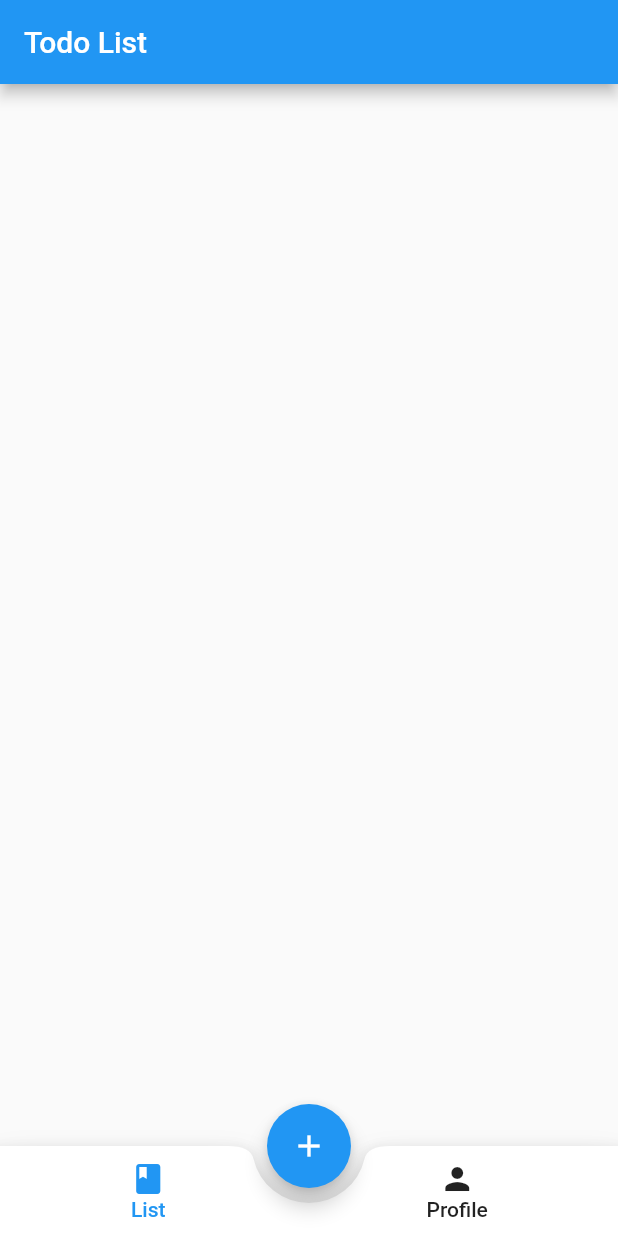
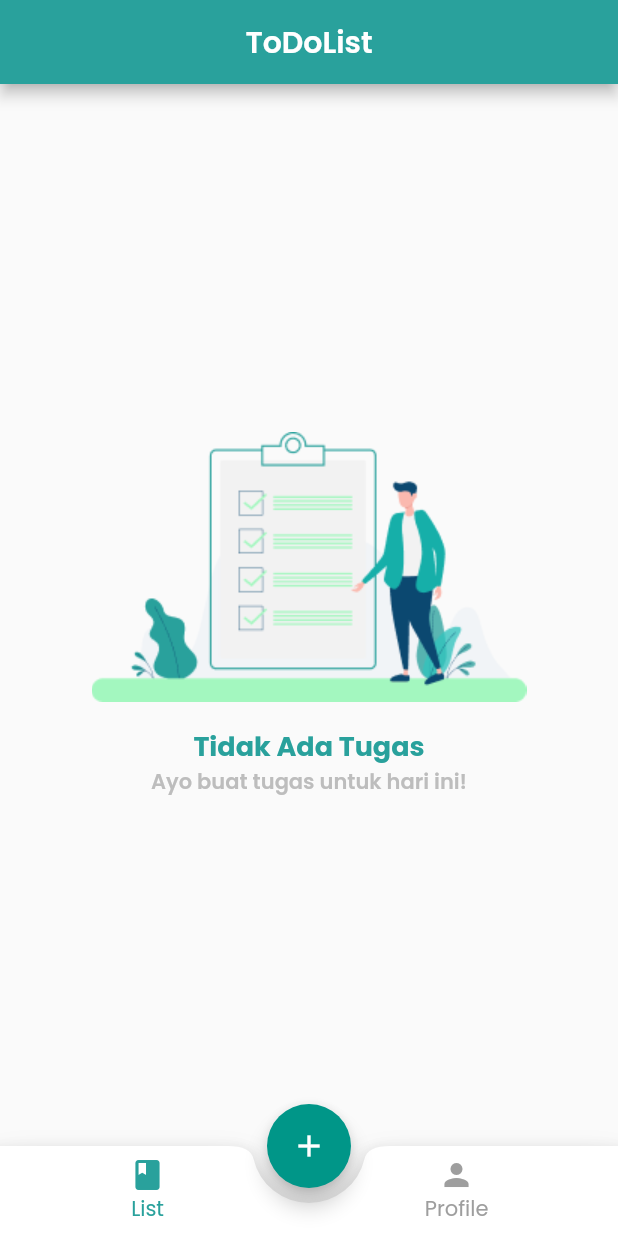
Before and after one commit to alvinindra/todolist_flutter, a Flutter app: the screen it shows after launch, on a phone screen of 412 x 824 dp. Run offline on Flutter 3.47's test engine with Material 2 defaults, Android fonts, the light colour scheme and no system bars; our stand-ins replace sqflite; accounts and stored records are empty.

Commit message:
style: add empty list layout and swipe to delete action
- add poppins font family
- add no task image
- change theme color (hardcoded)
- clean and optimize code

```diff
--- a/lib/main.dart
+++ b/lib/main.dart
@@ -10,8 +10,9 @@ class MyApp extends StatelessWidget {
     return MaterialApp(
       title: 'Tambahkan Daftar',
       theme: ThemeData(
-        primarySwatch: Colors.blue,
-      ),
+          primaryColor: Color(0xff29A19C),
+          primarySwatch: Colors.teal,
+          fontFamily: 'Poppins'),
       home: Home(),
     );
   }
--- a/lib/ui/home.dart
+++ b/lib/ui/home.dart
@@ -1,4 +1,5 @@
 import 'dart:async';
+import 'dart:ui';
 
 import 'package:flutter/material.dart';
 
@@ -37,31 +38,12 @@ class _HomeState extends State<Home> {
     return result;
   }
 
-  Card cardo(Todo todo) {
-    return Card(
-      color: Colors.white,
-      elevation: 4.0,
-      margin: EdgeInsets.only(top: 16, left: 16, right: 16),
-      child: ListTile(
+  ListTile rowItem(Todo todo) {
+    return ListTile(
       title: Text(
         todo.title,
       ),
       subtitle: Text(todo.desc.toString()),
-        contentPadding: EdgeInsets.symmetric(vertical: 8.0, horizontal: 16.0),
-        trailing: GestureDetector(
-          child: Column(
-            mainAxisAlignment: MainAxisAlignment.center,
-            children: [
-              Icon(Icons.delete),
-            ],
-          ),
-          onTap: () async {
-            int result = await dbHelper.delete(todo);
-            if (result > 0) {
-              updateListView();
-            }
-          },
-        ),
       onTap: () async {
         var todo2 = await navigateToEntryForm(context, todo);
         if (todo2 != null) {
@@ -71,7 +53,6 @@ class _HomeState extends State<Home> {
           }
         }
       },
-      ),
     );
   }
 
@@ -79,23 +60,70 @@ class _HomeState extends State<Home> {
   Widget build(BuildContext context) {
     return Scaffold(
       appBar: AppBar(
-        title: Text('Todo List'),
+        title: Center(
+            child: Text(
+          'ToDoList',
+          style: TextStyle(fontWeight: FontWeight.w600),
+        )),
       ),
       body: FutureBuilder<List<Todo>>(
         future: future,
         builder: (context, snapshot) {
-          if (snapshot.hasData) {
+          if (!snapshot.hasData || snapshot.data == null) {
+            return Center(child: CircularProgressIndicator());
+          } else if (snapshot.data.length == 0) {
+            return Center(
+              child: Padding(
+                padding: const EdgeInsets.all(16.0),
+                child: Column(
+                  mainAxisAlignment: MainAxisAlignment.center,
+                  children: [
+                    Image(image: AssetImage('images/img_no_task.png')),
+                    Padding(
+                      padding: const EdgeInsets.only(top: 16.0),
+                      child: Text(
+                        "Tidak Ada Tugas",
+                        style: TextStyle(
+                            color: Color(0xff29A19C),
+                            fontSize: 18.0,
+                            fontWeight: FontWeight.w700),
+                      ),
+                    ),
+                    Text(
+                      "Ayo buat tugas untuk hari ini!",
+                      style: TextStyle(
+                          color: Colors.grey.shade400,
+                          fontWeight: FontWeight.w600),
+                    )
+                  ],
+                ),
+              ),
+            );
+          } else {
             return ListView.builder(
               itemCount: snapshot.data.length,
               itemBuilder: (context, index) {
                 Todo todo = snapshot.data[index];
-                return Column(
-                  children: <Widget>[cardo(todo)],
-                );
+
+                return Dismissible(
+                    direction: DismissDirection.endToStart,
+                    background: Container(color: Colors.blue),
+                    secondaryBackground: Container(color: Colors.red),
+                    key: Key(todo.title),
+                    onDismissed: (direction) async {
+                      if (direction == DismissDirection.endToStart) {
+                        snapshot.data.removeAt(index);
+                        int result = await dbHelper.delete(todo);
+                        if (result > 0) {
+                          updateListView();
+                        }
+                      }
+                    },
+                    child: Column(
+                      children: <Widget>[rowItem(todo)],
+                    ));
               },
             );
-          } else {
-            return SizedBox();
           }
         },
       ),
@@ -136,12 +164,15 @@ class _HomeState extends State<Home> {
                       children: <Widget>[
                         Icon(
                           Icons.book,
-                          color: currentTab == 1 ? Colors.blue : Colors.grey,
+                          color:
+                              currentTab == 1 ? Color(0xff29A19C) : Colors.grey,
                         ),
                         Text(
                           'List',
                           style: TextStyle(
-                            color: currentTab == 1 ? Colors.blue : Colors.grey,
+                            color: currentTab == 1
+                                ? Color(0xff29A19C)
+                                : Colors.grey,
                           ),
                         ),
                       ],
@@ -157,17 +188,25 @@ class _HomeState extends State<Home> {
                   MaterialButton(
                     minWidth: 60,
                     onPressed: () {
-                      setState(() {});
+                      setState(() {
+                        currentTab = 2;
+                      });
                     },
                     child: Column(
                       mainAxisAlignment: MainAxisAlignment.center,
                       children: <Widget>[
                         Icon(
                           Icons.person,
+                          color:
+                              currentTab == 2 ? Color(0xff29A19C) : Colors.grey,
                         ),
                         Text(
                           'Profile',
-                          style: TextStyle(),
+                          style: TextStyle(
+                            color: currentTab == 2
+                                ? Color(0xff29A19C)
+                                : Colors.grey,
+                          ),
                         ),
                       ],
                     ),
```
Also changed, not shown: pubspec.yaml (+10 -0 lines), fonts/Poppins-Bold.ttf (added), fonts/Poppins-Regular.ttf (added), fonts/Poppins-SemiBold.ttf (added), images/img_no_task.png (added). Lines whose indentation alone changed are shown as unchanged.
